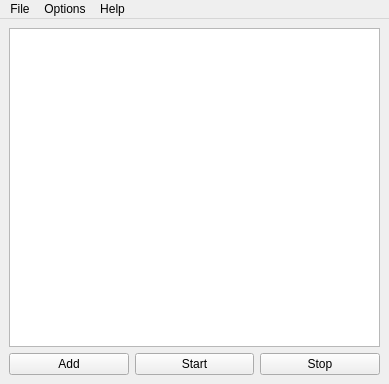
Before: the Qt Designer form mainWindow.ui in manushanga/multi-axel, drawn with Qt 5.
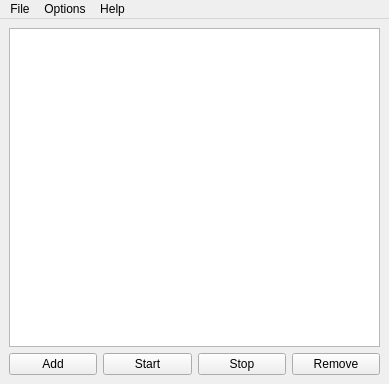
After: the same form once the commit is applied.

```diff
--- a/mainWindow.ui
+++ b/mainWindow.ui
@@ -48,6 +48,13 @@
         </property>
        </widget>
       </item>
+      <item>
+       <widget class="QPushButton" name="pbRemove">
+        <property name="text">
+         <string>Remove</string>
+        </property>
+       </widget>
+      </item>
      </layout>
     </item>
    </layout>
```
Left out of the diff: 2 changed lines with no effect on the pictures.
